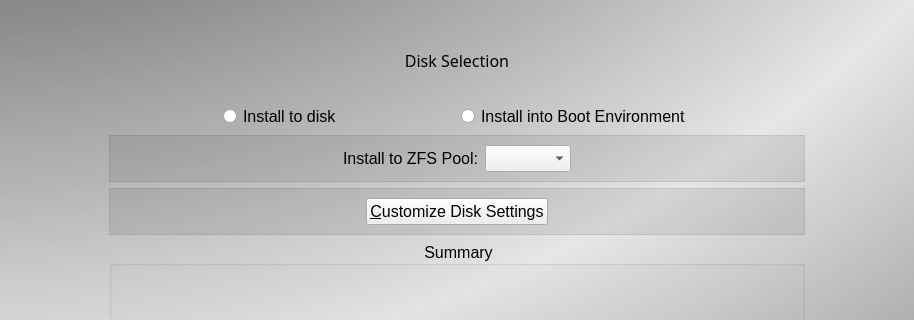
This is src-qt5/pc-installgui/installer.ui in trueos/trueos-utils-qt5 as Qt 5 draws it before an edit; both pictures show x 0 to 914 and y 0 to 320 of the 914 by 769 pixel window. The edited form follows.
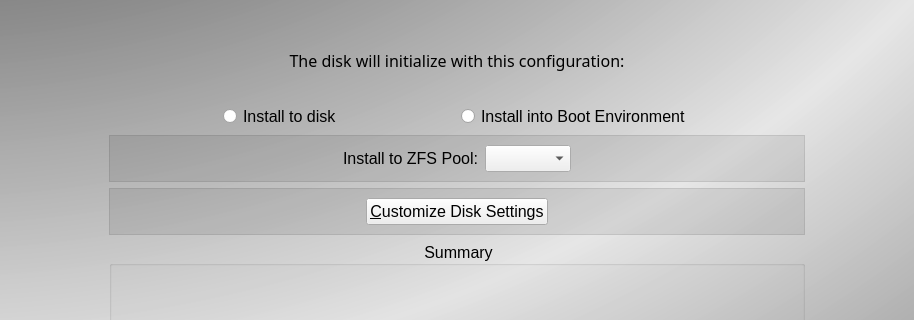
This is the edited form. The open tabs and pages were chosen to show the change. Icons and pictures are not drawn.

Commit message: update text in disk settings in installgui

The edit to the form file:
```diff
--- a/src-qt5/pc-installgui/installer.ui
+++ b/src-qt5/pc-installgui/installer.ui
@@ -899,7 +899,7 @@
              <string notr="true">background: transparent;</string>
             </property>
             <property name="text">
-             <string>Disk Selection</string>
+             <string>The disk will initialize with this configuration:</string>
             </property>
             <property name="alignment">
              <set>Qt::AlignCenter</set>
```
Left out of the diff: 4 changed lines with no effect on the pictures. The commit also changes 1 other file.
